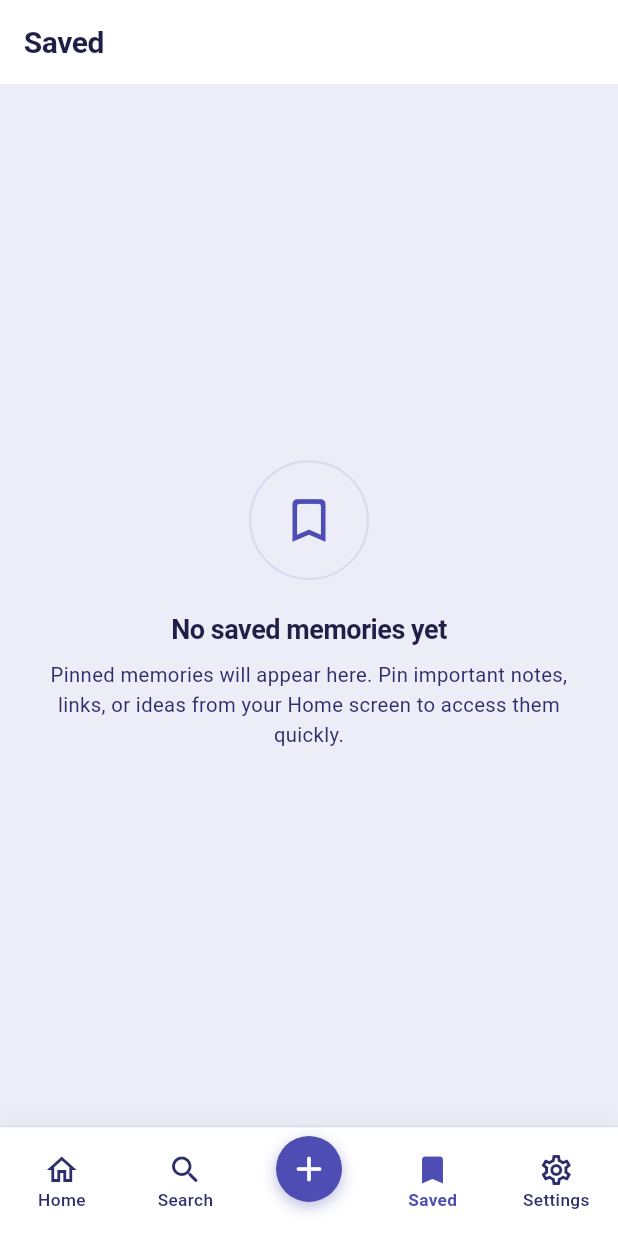
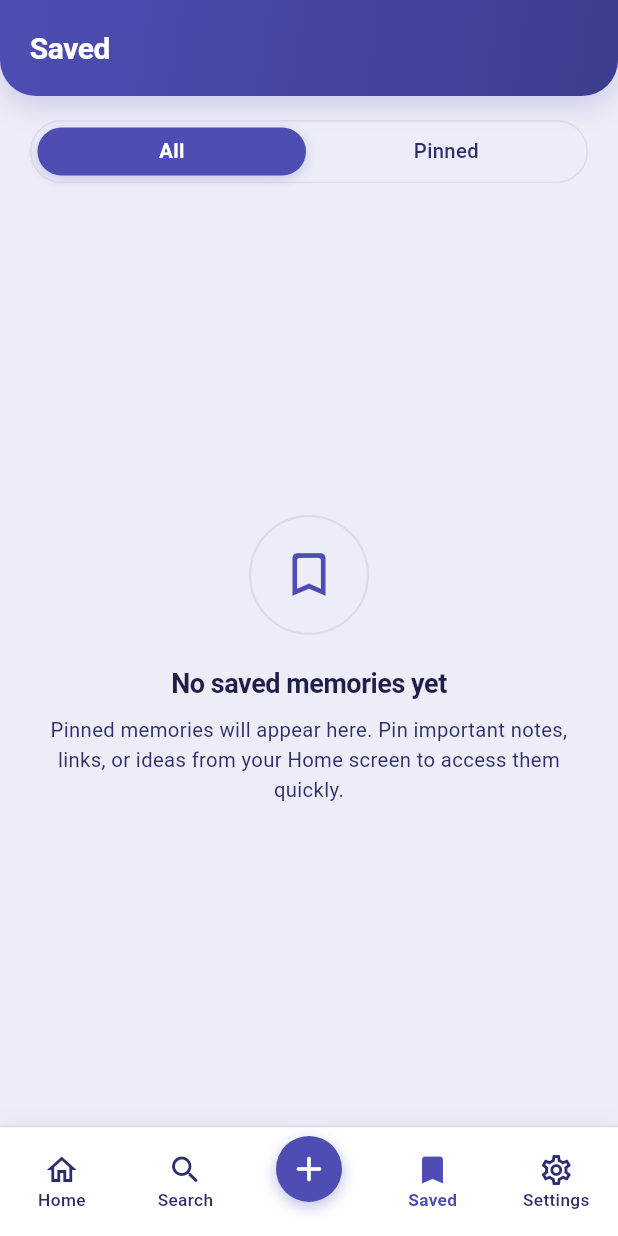
Before and after one commit to Zaiinab06/docs_saver, a Flutter app: the screen it shows once a user with an empty profile is signed in, item 4 of the bottom bar chosen, on a phone screen of 412 x 824 dp. Run offline on Flutter 3.47's test engine with Material 3 defaults, Android fonts, the light colour scheme and no system bars; our stand-ins replace audioplayers, dio, equatable, file_picker, flutter_bloc, image_picker and 3 more; missing offline and left inert: cunning_document_scanner, google_mlkit_text_recognition, record; accounts and stored records are empty; generated files the repository leaves out were written again.

Commit message:
feat: refine saved screen and AI summaries

```diff
--- a/lib/features/saved/presentation/screens/saved_screen.dart
+++ b/lib/features/saved/presentation/screens/saved_screen.dart
@@ -1,5 +1,6 @@
 import 'dart:io';
 import 'package:flutter/material.dart';
+import 'package:flutter/services.dart';
 import 'package:flutter_bloc/flutter_bloc.dart';
 import 'package:intl/intl.dart';
 import 'package:isar_community/isar.dart';
@@ -13,6 +14,8 @@ import '../../../capture/presentation/bloc/capture_event.dart';
 import '../../../capture/presentation/bloc/capture_state.dart';
 import '../../../capture/presentation/screens/memory_detail_screen.dart';
 
+enum SavedTab { all, pinned }
+
 class SavedScreen extends StatefulWidget {
   const SavedScreen({super.key});
 
@@ -21,6 +24,8 @@ class SavedScreen extends StatefulWidget {
 }
 
 class _SavedScreenState extends State<SavedScreen> {
+  SavedTab _selectedTab = SavedTab.all;
+
   String _formatTimeAgo(DateTime dateTime) {
     final diff = DateTime.now().difference(dateTime);
     if (diff.inSeconds < 60) {
@@ -144,9 +149,16 @@ class _SavedScreenState extends State<SavedScreen> {
     return lines.take(2).join('\n');
   }
 
-  Future<void> _unpinMemory(MemoryEntity memory) async {
-    final newTags = List<String>.from(memory.tags)
-      ..removeWhere((t) => t.toLowerCase() == 'pinned' || t.toLowerCase() == 'pin');
+  Future<void> _togglePinMemory(MemoryEntity memory) async {
+    final currentlyPinned = memory.isPinned;
+    final newTags = List<String>.from(memory.tags);
+    if (currentlyPinned) {
+      newTags.removeWhere((t) => t.toLowerCase() == 'pinned' || t.toLowerCase() == 'pin');
+    } else {
+      if (!newTags.contains('pinned')) {
+        newTags.add('pinned');
+      }
+    }
 
     try {
       final isar = IsarService.instance;
@@ -299,15 +311,19 @@ class _SavedScreenState extends State<SavedScreen> {
                           ),
                         ),
 
-                        // Unpin Button
+                        // Pin/Unpin Button
                         IconButton(
-                          icon: const Icon(
-                            Icons.push_pin_rounded,
-                            color: AppColors.primary,
+                          icon: Icon(
+                            memory.isPinned
+                                ? Icons.push_pin_rounded
+                                : Icons.push_pin_outlined,
+                            color: memory.isPinned
+                                ? AppColors.primary
+                                : AppColors.textSecondary,
                             size: 20,
                           ),
-                          tooltip: 'Unpin memory',
-                          onPressed: () => _unpinMemory(memory),
+                          tooltip: memory.isPinned ? 'Unpin memory' : 'Pin memory',
+                          onPressed: () => _togglePinMemory(memory),
                         ),
                       ],
                     ),
@@ -335,7 +351,96 @@ class _SavedScreenState extends State<SavedScreen> {
     );
   }
 
+  Widget _buildSegmentedControl() {
+    return Padding(
+      padding: const EdgeInsets.fromLTRB(20, 16, 20, 8),
+      child: Container(
+        height: 42,
+        padding: const EdgeInsets.all(4),
+        decoration: BoxDecoration(
+          color: AppColors.violetTwilight50,
+          borderRadius: BorderRadius.circular(100),
+          border: Border.all(
+            color: AppColors.violetTwilight100,
+            width: 1.0,
+          ),
+        ),
+        child: Row(
+          children: [
+            Expanded(
+              child: _buildTabItem(
+                key: const Key('saved_tab_all'),
+                title: 'All',
+                isSelected: _selectedTab == SavedTab.all,
+                onTap: () {
+                  if (_selectedTab != SavedTab.all) {
+                    setState(() => _selectedTab = SavedTab.all);
+                  }
+                },
+              ),
+            ),
+            const SizedBox(width: 4),
+            Expanded(
+              child: _buildTabItem(
+                key: const Key('saved_tab_pinned'),
+                title: 'Pinned',
+                isSelected: _selectedTab == SavedTab.pinned,
+                onTap: () {
+                  if (_selectedTab != SavedTab.pinned) {
+                    setState(() => _selectedTab = SavedTab.pinned);
+                  }
+                },
+              ),
+            ),
+          ],
+        ),
+      ),
+    );
+  }
+
+  Widget _buildTabItem({
+    Key? key,
+    required String title,
+    required bool isSelected,
+    required VoidCallback onTap,
+  }) {
+    return GestureDetector(
+      key: key,
+      onTap: onTap,
+      behavior: HitTestBehavior.opaque,
+      child: AnimatedContainer(
+        duration: const Duration(milliseconds: 200),
+        curve: Curves.easeInOut,
+        decoration: BoxDecoration(
+          color: isSelected ? AppColors.primary : Colors.transparent,
+          borderRadius: BorderRadius.circular(100),
+          boxShadow: isSelected
+              ? [
+                  BoxShadow(
+                    color: AppColors.primary.withValues(alpha: 0.25),
+                    blurRadius: 6,
+                    offset: const Offset(0, 2),
+                  ),
+                ]
+              : null,
+        ),
+        child: Center(
+          child: Text(
+            title,
+            style: TextStyle(
+              fontSize: 13.5,
+              fontWeight: isSelected ? FontWeight.w600 : FontWeight.w500,
+              color: isSelected ? AppColors.textWhite : AppColors.violetTwilight700,
+            ),
+          ),
+        ),
+      ),
+    );
+  }
+
   Widget _buildEmptyState() {
+    final isPinnedTab = _selectedTab == SavedTab.pinned;
+
     return Center(
       child: Padding(
         padding: const EdgeInsets.symmetric(horizontal: 32.0),
@@ -354,16 +459,16 @@ class _SavedScreenState extends State<SavedScreen> {
                   width: 1.5,
                 ),
               ),
-              child: const Icon(
-                Icons.bookmark_border_rounded,
+              child: Icon(
+                isPinnedTab ? Icons.push_pin_outlined : Icons.bookmark_border_rounded,
                 color: AppColors.primary,
                 size: 38,
               ),
             ),
             const SizedBox(height: 20),
-            const Text(
-              'No saved memories yet',
-              style: TextStyle(
+            Text(
+              isPinnedTab ? 'No pinned memories yet' : 'No saved memories yet',
+              style: const TextStyle(
                 fontSize: 18,
                 fontWeight: FontWeight.w700,
                 color: AppColors.textPrimary,
@@ -372,9 +477,11 @@ class _SavedScreenState extends State<SavedScreen> {
               textAlign: TextAlign.center,
             ),
             const SizedBox(height: 8),
-            const Text(
-              'Pinned memories will appear here. Pin important notes, links, or ideas from your Home screen to access them quickly.',
-              style: TextStyle(
+            Text(
+              isPinnedTab
+                  ? 'Pinned memories will appear here. Pin important notes, links, or ideas from your Home screen to access them quickly.'
+                  : 'Pinned memories will appear here. Pin important notes, links, or ideas from your Home screen to access them quickly.',
+              style: const TextStyle(
                 fontSize: 13.5,
                 fontWeight: FontWeight.w400,
                 color: AppColors.textSecondary,
@@ -393,24 +500,41 @@ class _SavedScreenState extends State<SavedScreen> {
     return Scaffold(
       backgroundColor: AppColors.background,
       appBar: AppBar(
+        toolbarHeight: 64,
+        backgroundColor: Colors.transparent,
         elevation: 0,
         scrolledUnderElevation: 0,
-        backgroundColor: AppColors.cardBackground,
+        surfaceTintColor: Colors.transparent,
+        systemOverlayStyle: const SystemUiOverlayStyle(
+          statusBarColor: Colors.transparent,
+          statusBarIconBrightness: Brightness.light,
+          statusBarBrightness: Brightness.dark,
+        ),
         automaticallyImplyLeading: false,
+        titleSpacing: 20,
         title: const Text(
           'Saved',
           style: TextStyle(
             fontSize: 20,
             fontWeight: FontWeight.w700,
-            color: AppColors.textPrimary,
+            color: AppColors.textWhite,
             letterSpacing: -0.3,
           ),
         ),
-        bottom: PreferredSize(
-          preferredSize: const Size.fromHeight(1),
-          child: Container(
-            color: AppColors.subtleBorder,
-            height: 1,
+        flexibleSpace: Container(
+          decoration: BoxDecoration(
+            gradient: AppColors.headerGradient,
+            borderRadius: const BorderRadius.only(
+              bottomLeft: Radius.circular(24),
+              bottomRight: Radius.circular(24),
+            ),
+            boxShadow: [
+              BoxShadow(
+                color: AppColors.primary.withValues(alpha: 0.22),
+                blurRadius: 16,
+                offset: const Offset(0, 6),
+              ),
+            ],
           ),
         ),
       ),
@@ -419,9 +543,16 @@ class _SavedScreenState extends State<SavedScreen> {
           builder: (context, state) {
             final allMemories =
                 state is CaptureLoaded ? state.memories : <MemoryEntity>[];
-            final savedMemories =
+            final pinnedMemories =
                 allMemories.where((m) => m.isPinned).toList()
                   ..sort(MemoryEntity.compareByPinnedAndDate);
+            final sortedAllMemories =
+                List<MemoryEntity>.from(allMemories)
+                  ..sort(MemoryEntity.compareByPinnedAndDate);
+
+            final displayedMemories = _selectedTab == SavedTab.all
+                ? sortedAllMemories
+                : pinnedMemories;
 
             if (state is CaptureLoading && allMemories.isEmpty) {
               return const Center(
@@ -431,26 +562,31 @@ class _SavedScreenState extends State<SavedScreen> {
               );
             }
 
-            if (savedMemories.isEmpty) {
-              return _buildEmptyState();
-            }
-
-            return RefreshIndicator(
+            return Column(
+              children: [
+                _buildSegmentedControl(),
+                Expanded(
+                  child: displayedMemories.isEmpty
+                      ? _buildEmptyState()
+                      : RefreshIndicator(
                           color: AppColors.primary,
                           backgroundColor: AppColors.cardBackground,
                           onRefresh: () async {
                             context.read<CaptureBloc>().add(LoadMemoriesEvent());
                           },
                           child: ListView.builder(
-                padding: const EdgeInsets.fromLTRB(20, 16, 20, 80),
+                            padding: const EdgeInsets.fromLTRB(20, 6, 20, 80),
                             physics: const AlwaysScrollableScrollPhysics(
                               parent: BouncingScrollPhysics(),
                             ),
-                itemCount: savedMemories.length,
+                            itemCount: displayedMemories.length,
                             itemBuilder: (context, index) {
-                  return _buildSavedCard(savedMemories[index]);
+                              return _buildSavedCard(displayedMemories[index]);
                             },
                           ),
+                        ),
+                ),
+              ],
             );
           },
         ),
```
Also changed, not shown: 4 other files. Lines whose indentation alone changed are shown as unchanged.
